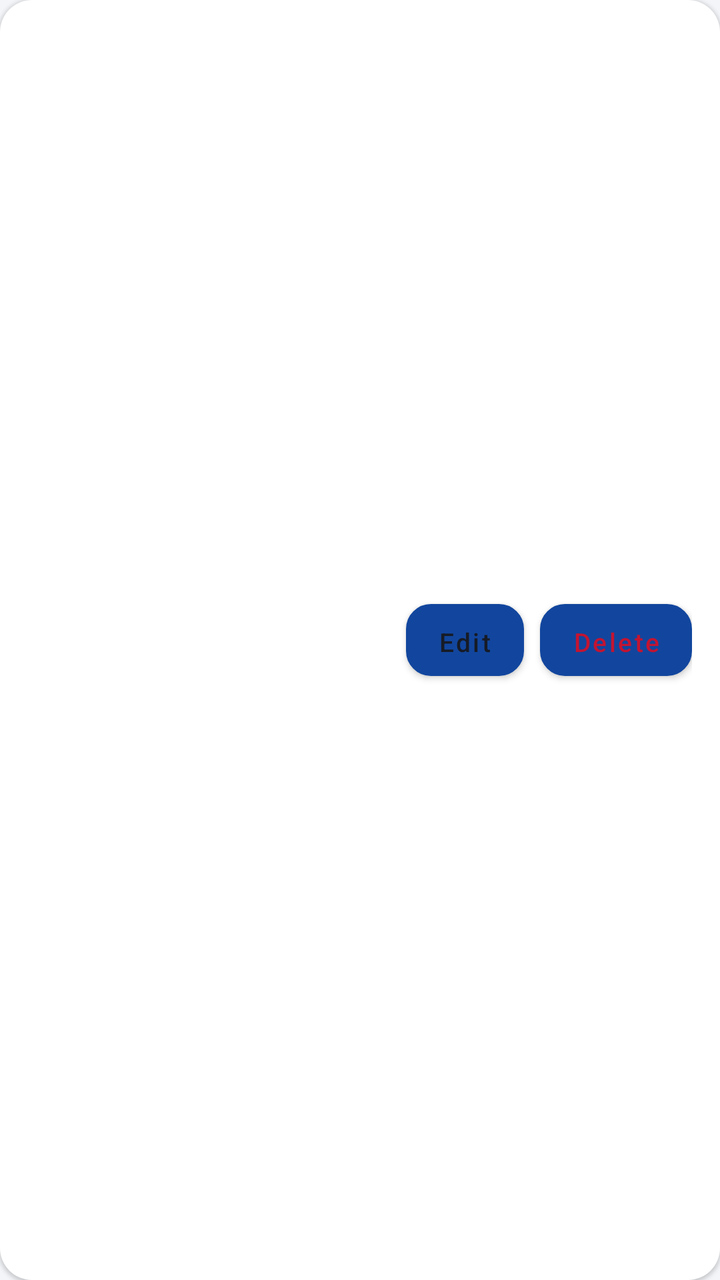
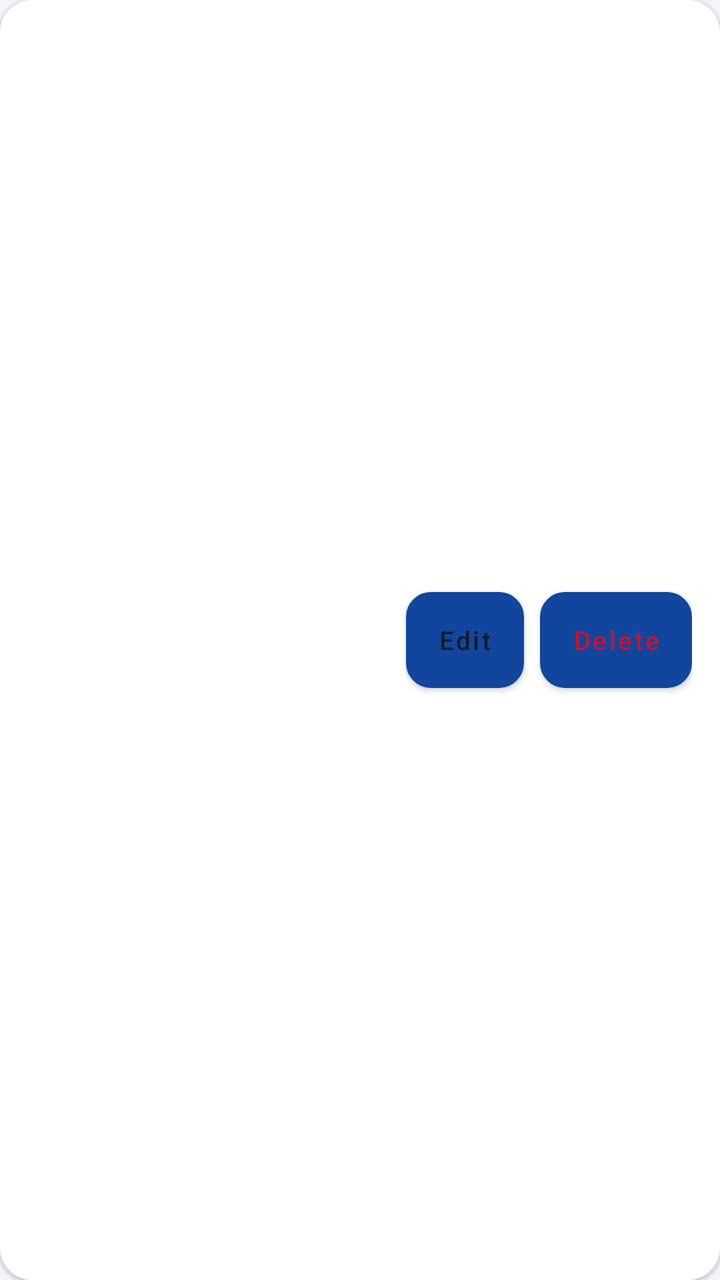

Screens rendered from an Android XML layout before and after an edit, with the pre-edit source and the edit as a unified diff.
<!-- AndroidManifest.xml: application theme Theme.CampusApp -->
<!-- res/layout/item_roster_row.xml -->
<?xml version="1.0" encoding="utf-8"?>
<LinearLayout xmlns:android="http://schemas.android.com/apk/res/android"
    android:layout_width="match_parent"
    android:layout_height="wrap_content"
    android:orientation="horizontal"
    android:gravity="center_vertical"
    android:background="@drawable/bg_card"
    android:padding="14dp"
    android:layout_marginBottom="10dp"
    android:elevation="1dp">

    <LinearLayout
        android:layout_width="0dp"
        android:layout_height="wrap_content"
        android:layout_weight="1"
        android:orientation="vertical">

        <TextView
            android:id="@+id/tvName"
            android:layout_width="wrap_content"
            android:layout_height="wrap_content"
            android:textStyle="bold"
            android:textSize="15sp"
            android:textColor="@color/text_dark"/>

        <TextView
            android:id="@+id/tvDetails"
            android:layout_width="wrap_content"
            android:layout_height="wrap_content"
            android:layout_marginTop="2dp"
            android:textSize="12sp"
            android:textColor="@color/text_gray"/>
    </LinearLayout>

    <Button
        android:id="@+id/btnEdit"
        style="@style/EditButton"
        android:layout_marginEnd="8dp"
        android:text="Edit"/>

    <Button
        android:id="@+id/btnDelete"
        style="@style/EditButton"
        android:text="Delete"
        android:textColor="@color/badge_red"/>

</LinearLayout>
<!-- resources referenced by this layout -->
<resources>
  <color name="badge_red">#C31432</color>
  <color name="text_dark">#161B26</color>
  <color name="text_gray">#6B7280</color>
  <!-- drawable bg_card (drawable) -->
  <?xml version="1.0" encoding="utf-8"?>
  <shape xmlns:android="http://schemas.android.com/apk/res/android" android:shape="rectangle">
      <solid android:color="@color/card_white" />
      <corners android:radius="16dp" />
  </shape>
  <style name="EditButton">
          <item name="android:layout_width">wrap_content</item>
          <item name="android:layout_height">36dp</item>
          <item name="android:minWidth">0dp</item>
          <item name="android:paddingLeft">16dp</item>
          <item name="android:paddingRight">16dp</item>
          <item name="android:background">@drawable/bg_button_outline</item>
          <item name="android:textAllCaps">false</item>
          <item name="android:textSize">13sp</item>
          <item name="android:textColor">@color/text_dark</item>
          <item name="android:elevation">0dp</item>
      </style>
  <style name="Theme.CampusApp" parent="Theme.MaterialComponents.Light.NoActionBar">
          <item name="colorPrimary">@color/primary_blue</item>
          <item name="colorPrimaryDark">@color/navy_dark</item>
          <item name="colorAccent">@color/primary_red</item>
          <item name="android:windowBackground">@color/background</item>
          <item name="android:statusBarColor">@color/navy_dark</item>
      </style>
  <color name="card_white">#FFFFFF</color>
  <!-- drawable bg_button_outline (drawable) -->
  <?xml version="1.0" encoding="utf-8"?>
  <shape xmlns:android="http://schemas.android.com/apk/res/android" android:shape="rectangle">
      <solid android:color="@color/white" />
      <stroke android:width="1dp" android:color="@color/divider" />
      <corners android:radius="12dp" />
  </shape>
  <color name="primary_blue">#12469E</color>
  <color name="navy_dark">#0B2A4A</color>
  <color name="primary_red">#C31432</color>
  <color name="background">#F3F5F8</color>
  <color name="white">#FFFFFF</color>
  <color name="divider">#E6E9EE</color>
</resources>

<!-- the commit's change to res/layout/item_roster_row.xml (unified diff, before → after) -->
@@ -17,15 +17,15 @@
 
         <TextView
             android:id="@+id/tvName"
-            android:layout_width="wrap_content"
-            android:layout_height="wrap_content"
-            android:textStyle="bold"
+            android:layout_width="match_parent"
+            android:layout_height="22dp"
+            android:textColor="@color/text_dark"
             android:textSize="15sp"
-            android:textColor="@color/text_dark"/>
+            android:textStyle="bold" />
 
         <TextView
             android:id="@+id/tvDetails"
-            android:layout_width="wrap_content"
+            android:layout_width="match_parent"
             android:layout_height="wrap_content"
             android:layout_marginTop="2dp"
             android:textSize="12sp"
@@ -35,13 +35,21 @@
     <Button
         android:id="@+id/btnEdit"
         style="@style/EditButton"
+        android:layout_width="wrap_content"
+        android:layout_height="wrap_content"
         android:layout_marginEnd="8dp"
-        android:text="Edit"/>
+        android:minHeight="48dp"
+        android:minWidth="48dp"
+        android:text="@string/roster_edit"/>
 
     <Button
         android:id="@+id/btnDelete"
         style="@style/EditButton"
-        android:text="Delete"
+        android:layout_width="wrap_content"
+        android:layout_height="wrap_content"
+        android:minHeight="48dp"
+        android:minWidth="48dp"
+        android:text="@string/roster_delete"
         android:textColor="@color/badge_red"/>
 
 </LinearLayout>
<!-- resource entries referenced after the edit -->
@@ -9,9 +9,12 @@
       <solid android:color="@color/card_white" />
       <corners android:radius="16dp" />
   </shape>
+  <string name="roster_delete">Delete</string>
+  <string name="roster_edit">Edit</string>
   <style name="EditButton">
           <item name="android:layout_width">wrap_content</item>
-          <item name="android:layout_height">36dp</item>
+          <item name="android:layout_height">wrap_content</item>
+          <item name="android:minHeight">48dp</item>
           <item name="android:minWidth">0dp</item>
           <item name="android:paddingLeft">16dp</item>
           <item name="android:paddingRight">16dp</item>
